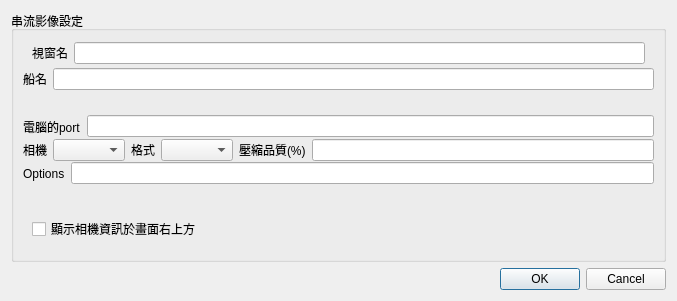
Qt form ui/videosettingsdialog.ui (sirius2beta/GPBase) before a commit.
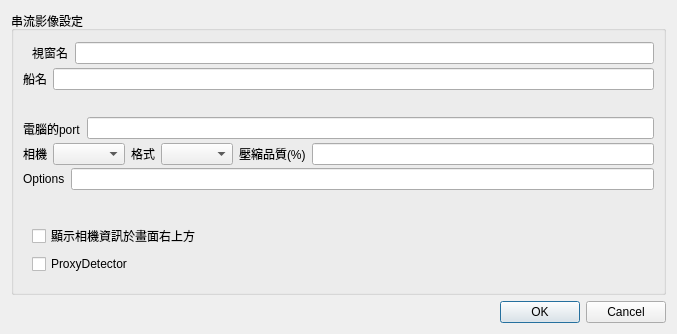
The same form after that commit.

Patch:
```diff
--- a/ui/videosettingsdialog.ui
+++ b/ui/videosettingsdialog.ui
@@ -7,7 +7,7 @@
     <x>0</x>
     <y>0</y>
     <width>677</width>
-    <height>301</height>
+    <height>334</height>
    </rect>
   </property>
   <property name="windowTitle">
@@ -26,9 +26,15 @@
       <item>
        <widget class="QWidget" name="widget_8" native="true">
         <layout class="QHBoxLayout" name="horizontalLayout_7">
+         <property name="spacing">
+          <number>7</number>
+         </property>
          <property name="topMargin">
           <number>2</number>
          </property>
+         <property name="rightMargin">
+          <number>0</number>
+         </property>
          <property name="bottomMargin">
           <number>2</number>
          </property>
@@ -80,13 +86,13 @@
           <number>0</number>
          </property>
          <property name="topMargin">
-          <number>0</number>
+          <number>2</number>
          </property>
          <property name="rightMargin">
           <number>0</number>
          </property>
          <property name="bottomMargin">
-          <number>0</number>
+          <number>2</number>
          </property>
         </layout>
        </widget>
@@ -126,13 +132,13 @@
           <number>0</number>
          </property>
          <property name="topMargin">
-          <number>0</number>
+          <number>2</number>
          </property>
          <property name="rightMargin">
           <number>0</number>
          </property>
          <property name="bottomMargin">
-          <number>0</number>
+          <number>2</number>
          </property>
          <item>
           <widget class="QLabel" name="label">
@@ -223,6 +229,13 @@
            </property>
           </widget>
          </item>
+         <item>
+          <widget class="QCheckBox" name="ProxyCheckBox">
+           <property name="text">
+            <string>ProxyDetector</string>
+           </property>
+          </widget>
+         </item>
         </layout>
        </widget>
       </item>
```
